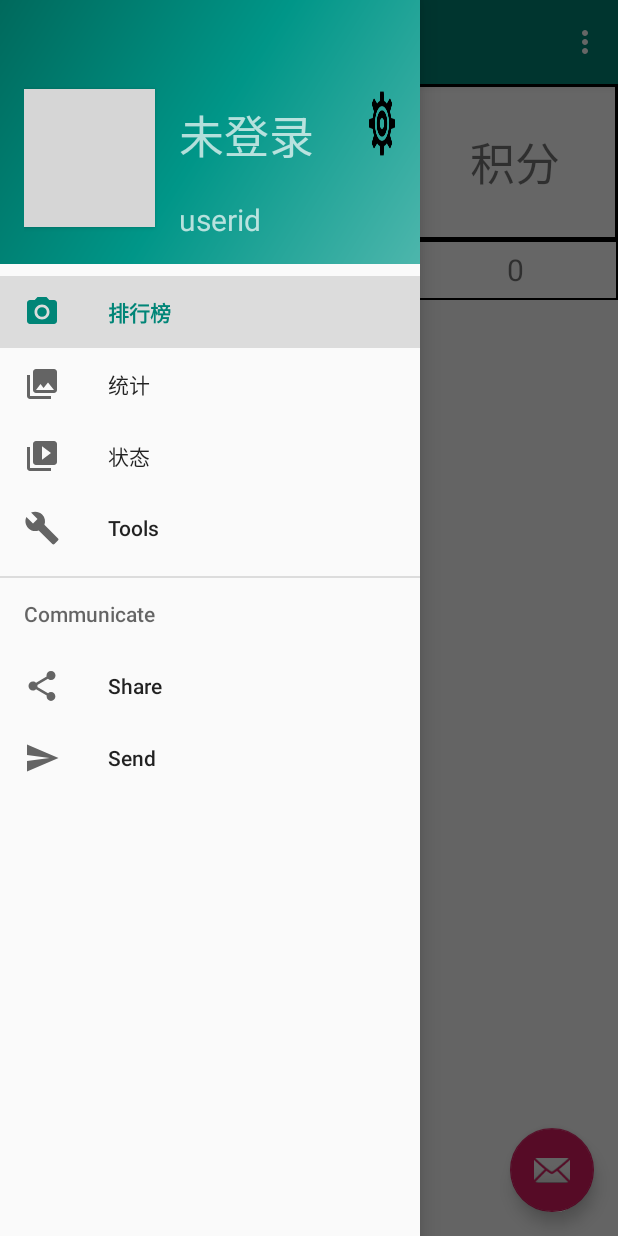
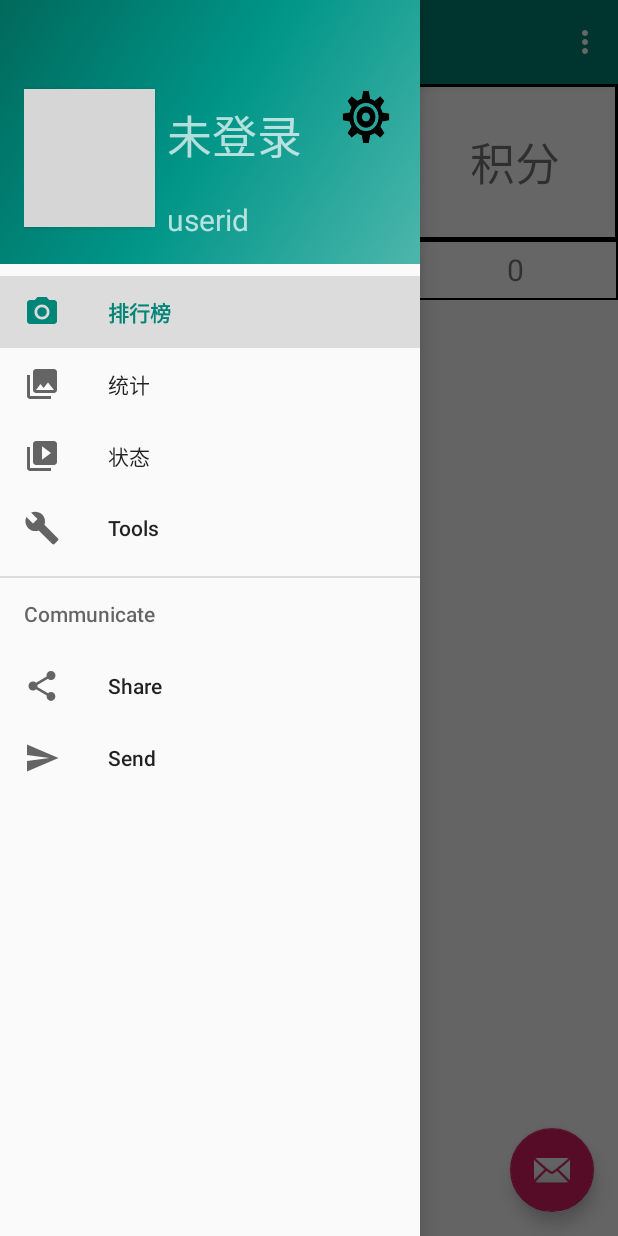
Before and after one commit to JunhuaiYang/AutoBin, an Android app: the screen it shows after launch (MainActivity), with the side drawer open, on a phone screen of 412 x 824 dp. Run offline under Robolectric (Android 15) with nearby library versions, the light colour scheme and no system bars; our stand-ins replace navigation-ui; libraries missing offline, so code that uses them is left out: com.github.mikephil.charting; grey boxes are pictures that could not be loaded.

Commit message:
upload apk file

```diff
--- a/Android/MyApplication2/app/build.gradle
+++ b/Android/MyApplication2/app/build.gradle
@@ -16,6 +16,10 @@ android {
             minifyEnabled false
             proguardFiles getDefaultProguardFile('proguard-android-optimize.txt'), 'proguard-rules.pro'
         }
+    }
+    lintOptions {
+        checkReleaseBuilds false
+        abortOnError false
     }
 }
 
--- a/Android/MyApplication2/app/src/main/res/layout/nav_header_main.xml
+++ b/Android/MyApplication2/app/src/main/res/layout/nav_header_main.xml
@@ -44,9 +44,7 @@
             android:id="@+id/tv_username"
             android:layout_width="106dp"
             android:layout_height="wrap_content"
-            android:layout_marginLeft="8dp"
             android:layout_marginTop="0dp"
-            android:layout_marginRight="10dp"
             android:paddingTop="@dimen/nav_header_vertical_spacing"
             android:text="未登录"
             android:textSize="30sp" />
@@ -54,19 +52,16 @@
             android:id="@+id/tv_userid"
             android:layout_width="106dp"
             android:layout_height="wrap_content"
-            android:layout_marginLeft="8dp"
             android:layout_marginTop="20dp"
-            android:layout_marginRight="10dp"
             android:text="userid"
             android:textSize="20sp" />
     </LinearLayout>
 
 
-
     <Button
         android:id="@+id/btn_setting"
-        android:layout_width="36dp"
-        android:layout_height="46dp"
+        android:layout_width="33dp"
+        android:layout_height="37dp"
         android:layout_toRightOf="@id/linearLayout"
         android:background="@mipmap/setting" />
 
```
Also changed, not shown: 1 other file.
